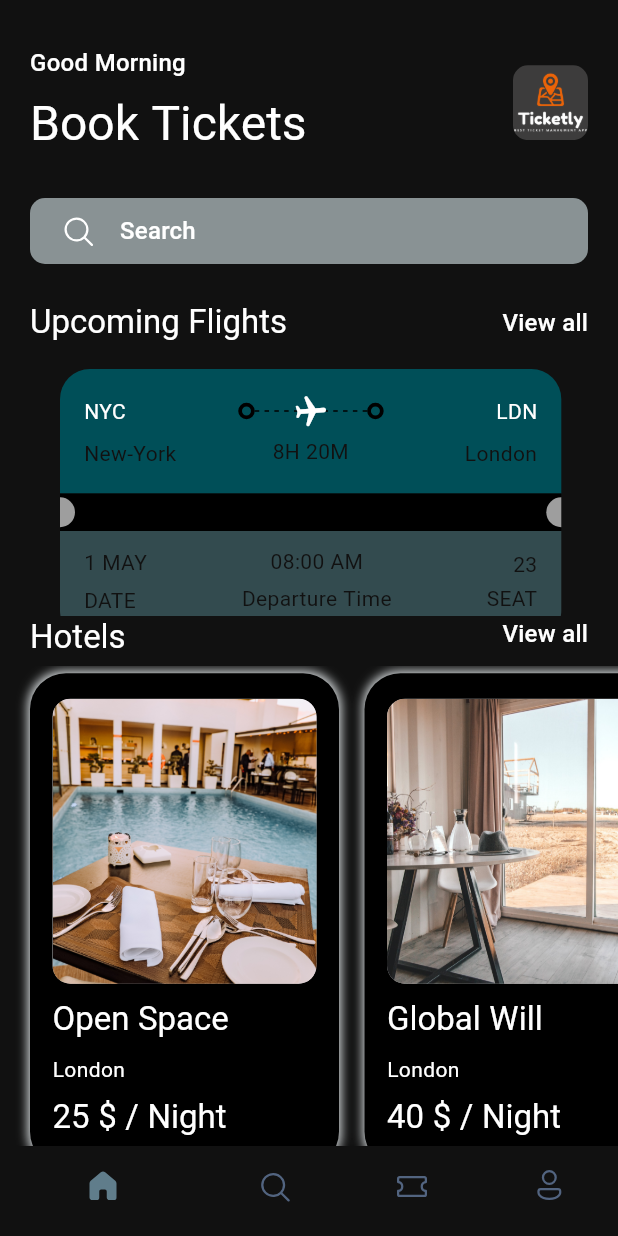
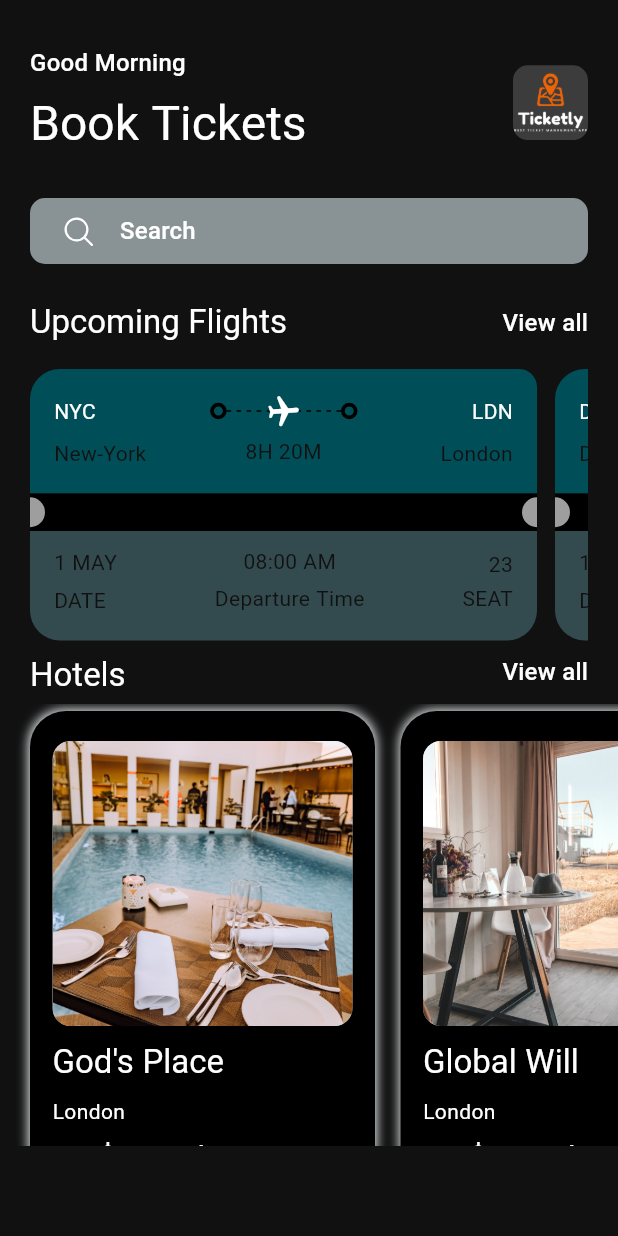
Before and after one commit to BD911-Coder/tickets_booking_app, a Flutter app: the screen it shows after launch, on a phone screen of 412 x 824 dp. Run offline on Flutter 3.47's test engine with Material 2 defaults, Android fonts, the phone set to English and light mode, and no system bars; drawn by our look-alikes of dynamic_color; our stand-ins replace flex_color_scheme, fluentui_icons, gap, get, google_fonts.

Commit message:
Some Major updates

```diff
--- a/lib/screens/bottom_bar_widget.dart
+++ b/lib/screens/bottom_bar_widget.dart
@@ -36,10 +36,18 @@ class _BottomBarWidgetState extends State<BottomBarWidget> {
         currentIndex: _selectedPageIndex,
         onTap: _onItemTapped,
         elevation: 10,
-        showSelectedLabels: false,
-        showUnselectedLabels: false,
-        selectedItemColor: Colors.blueGrey,
-        unselectedItemColor: const Color(0xFF526480),
+        selectedItemColor:
+            Theme.of(context).bottomNavigationBarTheme.selectedItemColor,
+        unselectedItemColor:
+            Theme.of(context).bottomNavigationBarTheme.unselectedItemColor,
+        backgroundColor:
+            Theme.of(context).bottomNavigationBarTheme.backgroundColor,
+        enableFeedback:
+            Theme.of(context).bottomNavigationBarTheme.enableFeedback,
+        selectedIconTheme:
+            Theme.of(context).bottomNavigationBarTheme.selectedIconTheme,
+        unselectedIconTheme:
+            Theme.of(context).bottomNavigationBarTheme.unselectedIconTheme,
         items: const <BottomNavigationBarItem>[
           BottomNavigationBarItem(
             icon: Icon(FluentSystemIcons.ic_fluent_home_regular),
--- a/lib/screens/home_screen.dart
+++ b/lib/screens/home_screen.dart
@@ -96,13 +96,11 @@ class HomeScreen extends StatelessWidget {
                   ],
                 ),
                 const Gap(13),
-                Container(
-                  padding: const EdgeInsets.only(right: 16),
-                  width: size.width,
-                  height: size.height * 0.2,
+                SizedBox(
+                  width: AppLayout.getWidth(390),
+                  height: AppLayout.getHeight(190),
                   child: SingleChildScrollView(
                     scrollDirection: Axis.horizontal,
-                    padding: const EdgeInsets.only(left: 20),
                     child: Row(
                       mainAxisSize: MainAxisSize.min,
                       children: ticketList
--- a/lib/screens/hotels_screen_widget.dart
+++ b/lib/screens/hotels_screen_widget.dart
@@ -12,11 +12,12 @@ class HotelScreenWidget extends StatelessWidget {
 
   @override
   Widget build(BuildContext context) {
-    final size = AppLayout.getSize(context);
     return Container(
-      width: size.width * 0.5,
-      height: size.height * 0.4,
-      padding: const EdgeInsets.symmetric(horizontal: 15, vertical: 17),
+      width: AppLayout.getWidth(230),
+      height: AppLayout.getHeight(340),
+      padding: EdgeInsets.symmetric(
+          horizontal: AppLayout.getHeight(15),
+          vertical: AppLayout.getWidth(20)),
       margin: const EdgeInsets.only(right: 17, top: 5, bottom: 10),
       decoration: BoxDecoration(
         color: Theme.of(context).primaryColorDark,
@@ -32,7 +33,7 @@ class HotelScreenWidget extends StatelessWidget {
         crossAxisAlignment: CrossAxisAlignment.start,
         children: [
           Container(
-            height: 190,
+            height: AppLayout.getHeight(190),
             decoration: BoxDecoration(
               borderRadius: BorderRadius.circular(12),
               color: Theme.of(context).primaryColor,
--- /dev/null
+++ b/lib/screens/search_screen_widget.dart
@@ -0,0 +1,10 @@
+import 'package:flutter/material.dart';
+
+class SearchScreenWidget extends StatelessWidget {
+  const SearchScreenWidget({Key? key}) : super(key: key);
+
+  @override
+  Widget build(BuildContext context) {
+    return Container();
+  }
+}
--- a/lib/screens/ticket_view_widget.dart
+++ b/lib/screens/ticket_view_widget.dart
@@ -12,20 +12,20 @@ class TicketViewWidget extends StatelessWidget {
     final size = AppLayout.getSize(context);
 
     return SizedBox(
-      width: size.width * 0.85,
-      height: size.height,
+      width: AppLayout.getWidth(350),
+      height: AppLayout.getHeight(200),
       child: Container(
-        margin: const EdgeInsets.only(right: 16),
+        margin: EdgeInsets.only(right: AppLayout.getHeight(12)),
         child: Column(
           children: [
             Container(
               decoration: BoxDecoration(
-                borderRadius: const BorderRadius.only(
-                    topLeft: Radius.circular(20.0),
-                    topRight: Radius.circular(20.0)),
+                borderRadius: BorderRadius.only(
+                    topLeft: Radius.circular(AppLayout.getHeight(20)),
+                    topRight: Radius.circular(AppLayout.getHeight(12))),
                 color: Theme.of(context).colorScheme.primaryContainer,
               ),
-              padding: const EdgeInsets.all(16),
+              padding: EdgeInsets.all(AppLayout.getHeight(16)),
               child: Column(
                 children: [
                   Row(
@@ -40,7 +40,7 @@ class TicketViewWidget extends StatelessWidget {
                         child: Stack(
                           children: [
                             SizedBox(
-                              height: 24,
+                              height: AppLayout.getHeight(24),
                               child: LayoutBuilder(
                                 builder: (BuildContext context,
                                     BoxConstraints constraints) {
@@ -53,8 +53,8 @@ class TicketViewWidget extends StatelessWidget {
                                       (constraints.constrainWidth() / 6)
                                           .floor(),
                                       (index) => SizedBox(
-                                        width: 3,
-                                        height: 1,
+                                        width: AppLayout.getHeight(3),
+                                        height: AppLayout.getHeight(1),
                                         child: DecoratedBox(
                                           decoration: BoxDecoration(
                                             color: Theme.of(context)
--- a/lib/utils/app_info_list.dart
+++ b/lib/utils/app_info_list.dart
@@ -1,7 +1,7 @@
 List<Map<String, dynamic>> hotelList = [
   {
     'image': 'one.png',
-    'place': 'Open Space',
+    'place': 'God\'s Place',
     'destination': 'London',
     'price': 25
   },
--- a/lib/utils/app_layout.dart
+++ b/lib/utils/app_layout.dart
@@ -1,5 +1,24 @@
 import 'package:flutter/material.dart';
+import 'package:get/get.dart';
 
 class AppLayout {
   static getSize(BuildContext context) => MediaQuery.of(context).size;
+
+  static getScreenHeigh() {
+    return Get.height;
+  }
+
+  static getScreenWeight() {
+    return Get.width;
+  }
+
+  static getHeight(double pixels) {
+    double calculatedScreenHeight = getScreenHeigh() / pixels;
+    return getScreenHeigh() / calculatedScreenHeight;
+  }
+
+  static getWidth(double pixels) {
+    double calculatedScreenWidth = getScreenWeight() / pixels;
+    return getScreenWeight() / calculatedScreenWidth;
+  }
 }
```
